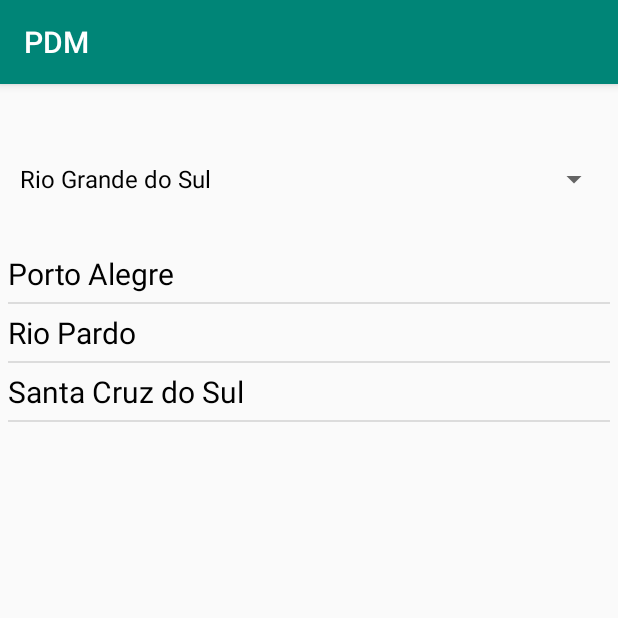
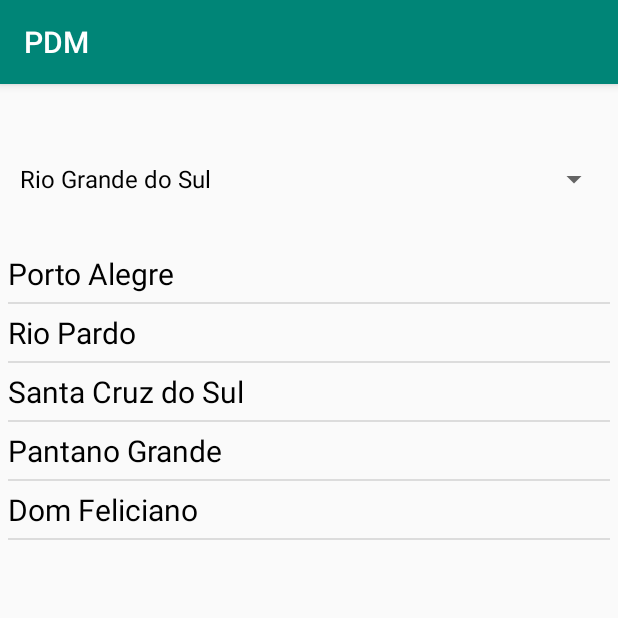
Before and after one commit to DarthPellegrini/PDM, an Android app: the Main6_2Activity screen opened directly, with no data from a screen before it, on a phone screen of 412 x 824 dp, the top half of it. Run offline under Robolectric (Android 15) with nearby library versions, the phone set to English and light mode, and no system bars.

Commit message:
Aula 6 done - hotfix

```diff
--- a/app/src/main/java/com/m78159/pdm/Main6_2Activity.java
+++ b/app/src/main/java/com/m78159/pdm/Main6_2Activity.java
@@ -20,11 +20,11 @@ public class Main6_2Activity extends AppCompatActivity {
     ListView listView;
     String estados[] = {"Rio Grande do Sul", "Santa Catarina", "Paraná", "São Paulo", "Rio de Janeiro"};
     String cidades[][] = {
-            {"Porto Alegre","Rio Pardo","Santa Cruz do Sul"},
-            {"Florianópolis","Passo de Torres","Vacaria"},
-            {"Curitiba","Ponta Grossa","Cascavél"},
-            {"São Paulo","Guarujá","Campinas"},
-            {"Rio de Janeiro","Teresópolis","Saquarema"}};
+            {"Porto Alegre","Rio Pardo","Santa Cruz do Sul","Pantano Grande","Dom Feliciano"},
+            {"Florianópolis","Passo de Torres","Vacaria","Tubarão","Criciúma"},
+            {"Curitiba","Ponta Grossa","Cascavél","Joinville","Paranaguá"},
+            {"São Paulo","Guarujá","Campinas","Bauru","Araraquara"},
+            {"Rio de Janeiro","Teresópolis","Saquarema","Cabo Frio","Cordeiro"}};
 
     @Override
     protected void onCreate(Bundle savedInstanceState) {
```
